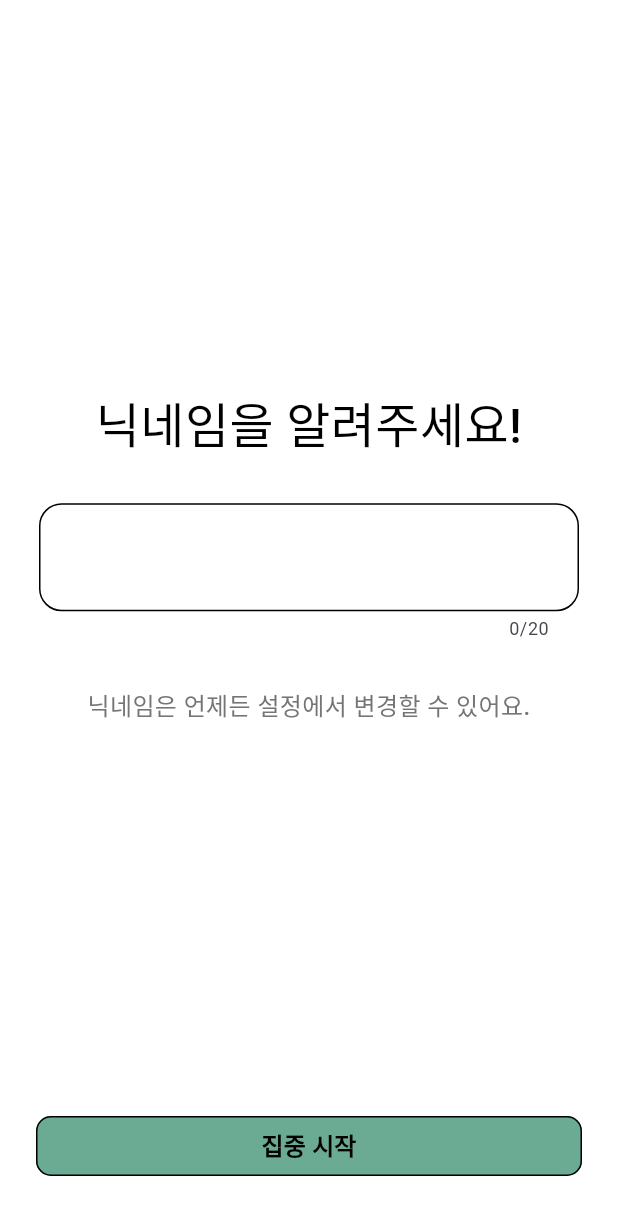
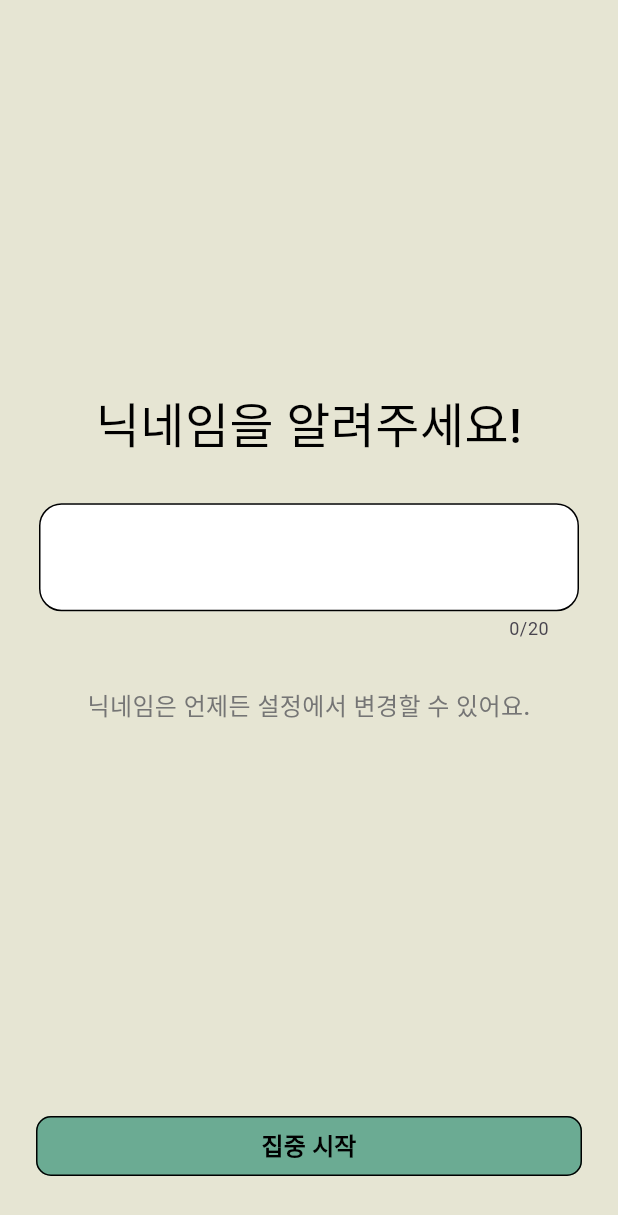
Before and after one commit to HKNU-Zypt/Zypt_Frontend, a Flutter app: the NickNameScreen screen opened by its route, on a phone screen of 412 x 824 dp. Shown: the top 1215 px of the screen. Run offline on Flutter 3.47's test engine with Material 3 defaults, Android fonts, the phone set to English and light mode, and no system bars; our stand-ins replace animated_bottom_navigation_bar, camera, flutter_dotenv, flutter_svg, go_router, google_sign_in and 6 more; missing offline and left inert: dart:ffi, flutter_naver_login, google_mlkit_face_mesh_detection, kakao_flutter_sdk_user, livekit_client and 1 more; accounts and stored records are empty; network calls fail; Roboto replaces fonts that are missing (AppleSDGothicNeo, SoyoMaple).

Commit message:
style: 로그인, 닉네임 설정 화면 디자인 수정
- 백그라운드 컬러 및 로고 수정

```diff
--- a/lib/layout/default_layout.dart
+++ b/lib/layout/default_layout.dart
@@ -2,17 +2,22 @@
 import 'package:flutter/material.dart';
 
 class DefaultLayout extends StatelessWidget {
-  const DefaultLayout({super.key, this.appBar, required this.child});
+  const DefaultLayout({
+    super.key,
+    this.appBar,
+    required this.child,
+    this.backgroundColor,
+  });
 
   final AppBar? appBar;
   final Widget child;
-
+  final Color? backgroundColor;
   @override
   Widget build(BuildContext context) {
     return Scaffold(
       body: SafeArea(child: child),
       appBar: appBar,
-      backgroundColor: Colors.white,
+      backgroundColor: backgroundColor ?? Colors.white,
     );
   }
 }
--- a/lib/screens/login_screen.dart
+++ b/lib/screens/login_screen.dart
@@ -15,6 +15,7 @@ class _LoginScreenState extends State<LoginScreen> {
   @override
   Widget build(BuildContext context) {
     return DefaultLayout(
+      backgroundColor: Color(0xFFE6E5D3),
       child: Center(
         child: Padding(
           padding: const EdgeInsets.symmetric(horizontal: 24),
--- a/lib/screens/nick_name_screen.dart
+++ b/lib/screens/nick_name_screen.dart
@@ -111,6 +111,7 @@ class _NickNameScreenState extends State<NickNameScreen> {
     _isNicknameSet(context);
 
     return DefaultLayout(
+      backgroundColor: Color(0xFFE6E5D3),
       child: Padding(
         padding: const EdgeInsets.symmetric(horizontal: 24.0),
         child: Form(
```
Also changed, not shown: assets/images/zypt_logo.svg.
